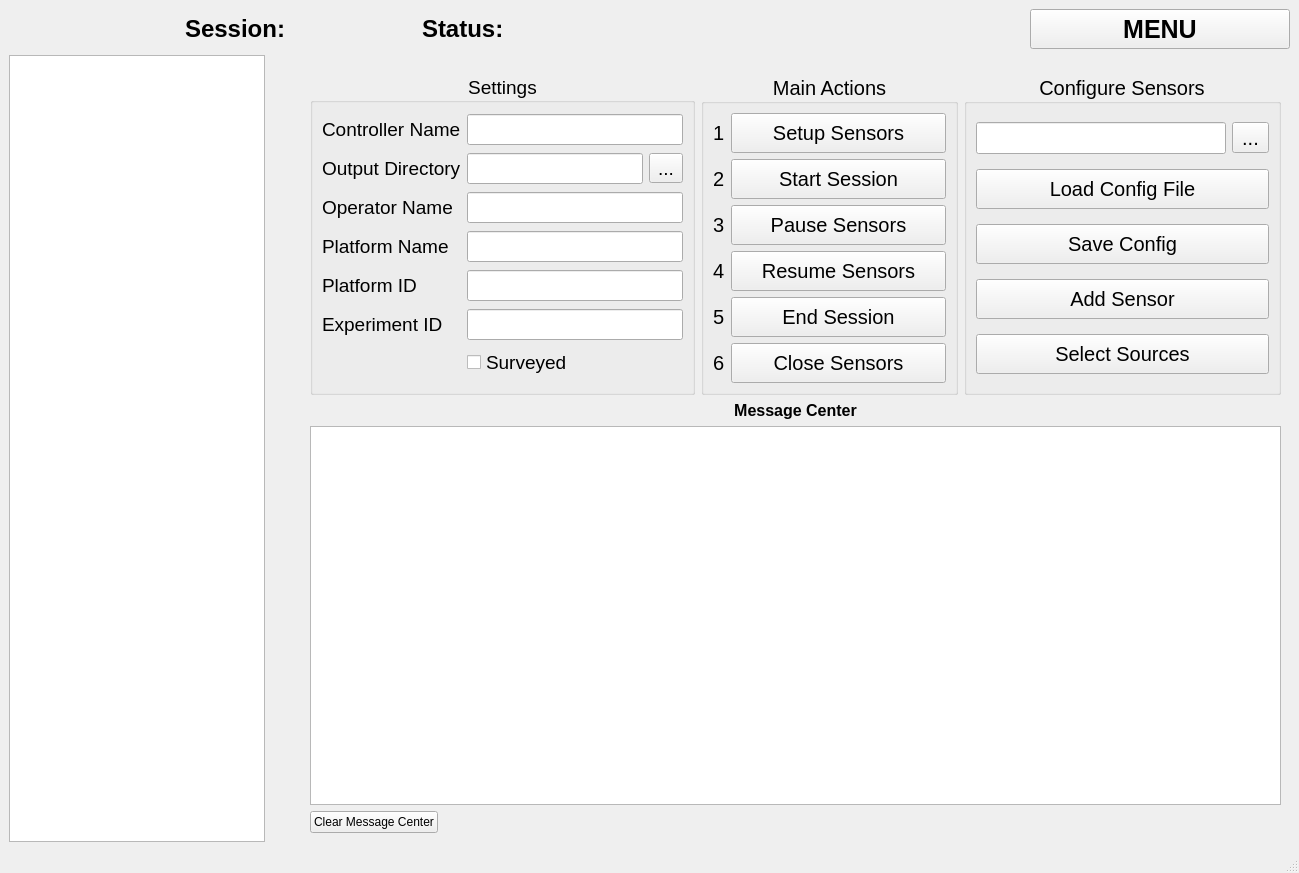
DySense/DySense, file source/dysense_designer.ui: the form before one commit.
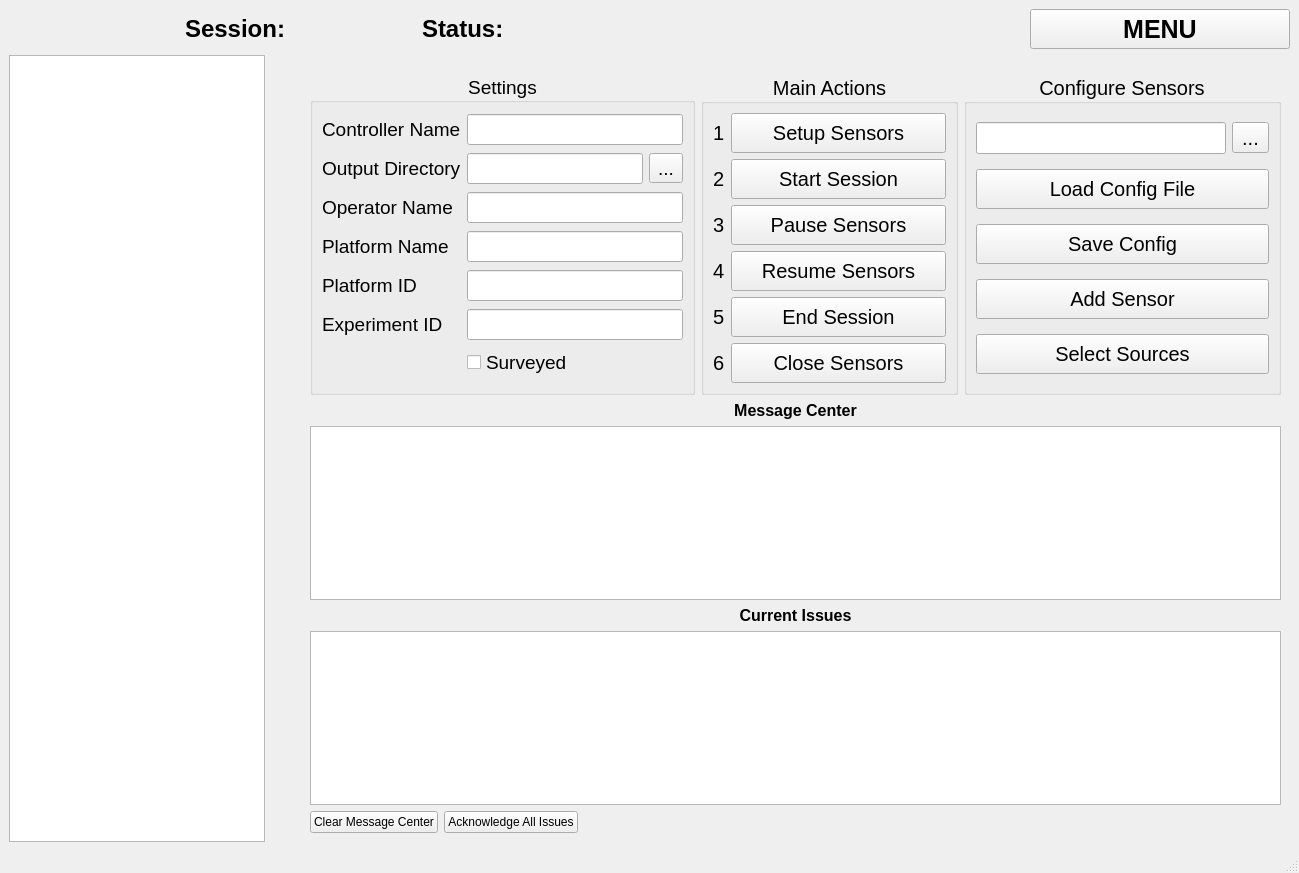
The form after the commit.

Commit message: Added issue tracking system to UI so user can visualize and acknowledge issues.

```diff
--- a/source/dysense_designer.ui
+++ b/source/dysense_designer.ui
@@ -676,7 +676,7 @@
               </property>
              </spacer>
             </item>
-            <item row="11" column="1">
+            <item row="13" column="1">
              <layout class="QHBoxLayout" name="horizontalLayout_8">
               <item>
                <widget class="QPushButton" name="clear_main_message_center_button">
@@ -685,6 +685,13 @@
                 </property>
                </widget>
               </item>
+              <item>
+               <widget class="QPushButton" name="ack_all_issues_button">
+                <property name="text">
+                 <string>Acknowledge All Issues</string>
+                </property>
+               </widget>
+              </item>
               <item>
                <spacer name="horizontalSpacer_2">
                 <property name="orientation">
@@ -700,6 +707,26 @@
               </item>
              </layout>
             </item>
+            <item row="12" column="1">
+             <widget class="QTableWidget" name="current_issues_table"/>
+            </item>
+            <item row="11" column="1">
+             <widget class="QLabel" name="issues_label">
+              <property name="font">
+               <font>
+                <pointsize>12</pointsize>
+                <weight>75</weight>
+                <bold>true</bold>
+               </font>
+              </property>
+              <property name="text">
+               <string>Current Issues</string>
+              </property>
+              <property name="alignment">
+               <set>Qt::AlignCenter</set>
+              </property>
+             </widget>
+            </item>
            </layout>
           </widget>
           <widget class="QWidget" name="page_2"/>
```
The commit also changes 6 other files.
